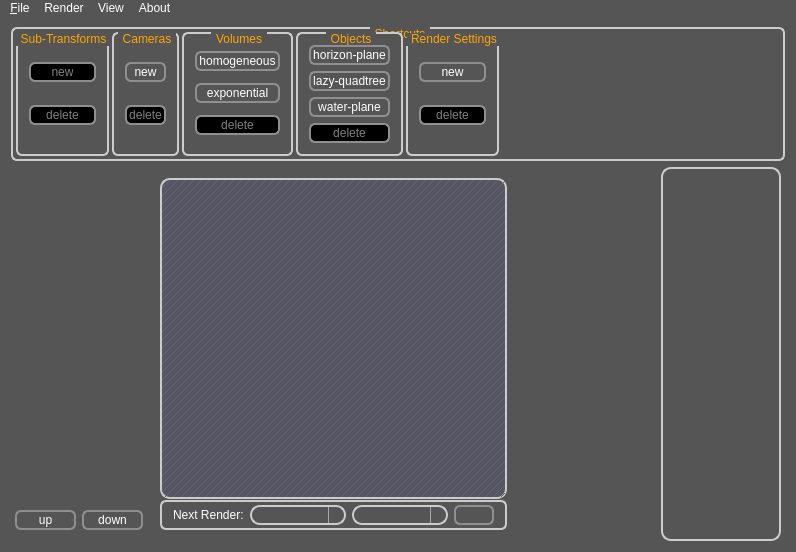
Above: src/qt-frontend/SimplexGui/mainwindow.ui from phresnel/picogen before the change. Below: the same form after it.
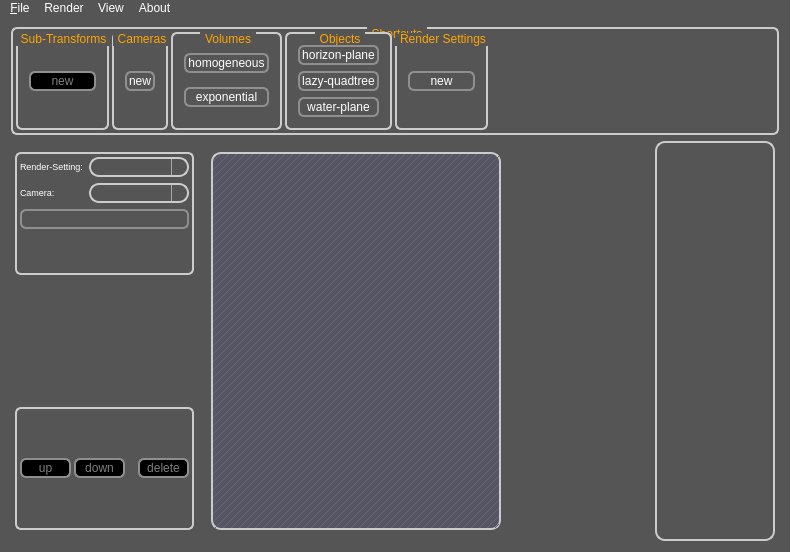
That is the form after the change. Icons and pictures are not drawn. Custom widgets are drawn as their Qt base class.

Patch:
```diff
--- a/src/qt-frontend/SimplexGui/mainwindow.ui
+++ b/src/qt-frontend/SimplexGui/mainwindow.ui
@@ -276,16 +276,6 @@
             </property>
            </widget>
           </item>
-          <item row="1" column="0">
-           <widget class="QPushButton" name="deleteSubTransformButton">
-            <property name="enabled">
-             <bool>false</bool>
-            </property>
-            <property name="text">
-             <string>delete</string>
-            </property>
-           </widget>
-          </item>
          </layout>
         </widget>
        </item>
@@ -305,16 +295,6 @@
             </property>
            </widget>
           </item>
-          <item row="1" column="0">
-           <widget class="QPushButton" name="deleteCameraButton">
-            <property name="enabled">
-             <bool>false</bool>
-            </property>
-            <property name="text">
-             <string>delete</string>
-            </property>
-           </widget>
-          </item>
          </layout>
         </widget>
        </item>
@@ -344,16 +324,6 @@
             </property>
            </widget>
           </item>
-          <item row="2" column="0">
-           <widget class="QPushButton" name="deleteVolumeButton">
-            <property name="enabled">
-             <bool>false</bool>
-            </property>
-            <property name="text">
-             <string>delete</string>
-            </property>
-           </widget>
-          </item>
          </layout>
         </widget>
        </item>
@@ -393,16 +363,6 @@
             </property>
            </widget>
           </item>
-          <item row="3" column="0">
-           <widget class="QPushButton" name="deleteObjectButton">
-            <property name="enabled">
-             <bool>false</bool>
-            </property>
-            <property name="text">
-             <string>delete</string>
-            </property>
-           </widget>
-          </item>
          </layout>
         </widget>
        </item>
@@ -422,16 +382,6 @@
             </property>
            </widget>
           </item>
-          <item row="2" column="0">
-           <widget class="QPushButton" name="deleteRsButton">
-            <property name="enabled">
-             <bool>false</bool>
-            </property>
-            <property name="text">
-             <string>delete</string>
-            </property>
-           </widget>
-          </item>
          </layout>
         </widget>
        </item>
@@ -459,7 +409,7 @@
       <widget class="QWidget" name="verticalLayoutWidget_2">
        <layout class="QVBoxLayout" name="verticalLayout_8">
         <property name="spacing">
-         <number>1</number>
+         <number>4</number>
         </property>
         <property name="leftMargin">
          <number>4</number>
@@ -467,6 +417,95 @@
         <property name="rightMargin">
          <number>4</number>
         </property>
+        <item>
+         <widget class="QGroupBox" name="groupBox">
+          <property name="title">
+           <string/>
+          </property>
+          <layout class="QFormLayout" name="formLayout_2">
+           <property name="fieldGrowthPolicy">
+            <enum>QFormLayout::AllNonFixedFieldsGrow</enum>
+           </property>
+           <property name="margin">
+            <number>3</number>
+           </property>
+           <item row="0" column="0">
+            <widget class="QLabel" name="label_2">
+             <property name="font">
+              <font>
+               <pointsize>7</pointsize>
+              </font>
+             </property>
+             <property name="text">
+              <string>Render-Setting:</string>
+             </property>
+            </widget>
+           </item>
+           <item row="0" column="1">
+            <widget class="QComboBox" name="renderSettingConfig">
+             <property name="minimumSize">
+              <size>
+               <width>96</width>
+               <height>0</height>
+              </size>
+             </property>
+            </widget>
+           </item>
+           <item row="1" column="0">
+            <widget class="QLabel" name="label_3">
+             <property name="font">
+              <font>
+               <pointsize>7</pointsize>
+              </font>
+             </property>
+             <property name="text">
+              <string>Camera:</string>
+             </property>
+            </widget>
+           </item>
+           <item row="1" column="1">
+            <widget class="QComboBox" name="cameraConfig">
+             <property name="minimumSize">
+              <size>
+               <width>96</width>
+               <height>0</height>
+              </size>
+             </property>
+            </widget>
+           </item>
+           <item row="2" column="0" colspan="2">
+            <widget class="QPushButton" name="renderButton">
+             <property name="sizePolicy">
+              <sizepolicy hsizetype="Preferred" vsizetype="Fixed">
+               <horstretch>0</horstretch>
+               <verstretch>0</verstretch>
+              </sizepolicy>
+             </property>
+             <property name="text">
+              <string/>
+             </property>
+             <property name="icon">
+              <iconset resource="resources.qrc">
+               <normaloff>:/playStopPauseEtc/resources/nuove_play_24x24.png</normaloff>:/playStopPauseEtc/resources/nuove_play_24x24.png</iconset>
+             </property>
+             <property name="iconSize">
+              <size>
+               <width>16</width>
+               <height>16</height>
+              </size>
+             </property>
+            </widget>
+           </item>
+          </layout>
+         </widget>
+        </item>
+        <item>
+         <layout class="QFormLayout" name="formLayout">
+          <property name="fieldGrowthPolicy">
+           <enum>QFormLayout::AllNonFixedFieldsGrow</enum>
+          </property>
+         </layout>
+        </item>
         <item>
          <widget class="QtTreePropertyBrowser" name="settings" native="true">
           <property name="sizePolicy">
@@ -478,7 +517,7 @@
           <property name="minimumSize">
            <size>
             <width>128</width>
-            <height>324</height>
+            <height>0</height>
            </size>
           </property>
           <property name="maximumSize">
@@ -493,22 +532,65 @@
          </widget>
         </item>
         <item>
-         <layout class="QHBoxLayout" name="horizontalLayout_3">
-          <item>
-           <widget class="QPushButton" name="moveUpButton">
-            <property name="text">
-             <string>up</string>
-            </property>
-           </widget>
-          </item>
-          <item>
-           <widget class="QPushButton" name="moveDownButton">
-            <property name="text">
-             <string>down</string>
-            </property>
-           </widget>
-          </item>
-         </layout>
+         <widget class="QGroupBox" name="groupBox_2">
+          <property name="title">
+           <string/>
+          </property>
+          <layout class="QHBoxLayout" name="horizontalLayout_2">
+           <property name="spacing">
+            <number>3</number>
+           </property>
+           <property name="margin">
+            <number>3</number>
+           </property>
+           <item>
+            <widget class="QPushButton" name="moveUpButton">
+             <property name="enabled">
+              <bool>false</bool>
+             </property>
+             <property name="text">
+              <string>up</string>
+             </property>
+            </widget>
+           </item>
+           <item>
+            <widget class="QPushButton" name="moveDownButton">
+             <property name="enabled">
+              <bool>false</bool>
+             </property>
+             <property name="text">
+              <string>down</string>
+             </property>
+            </widget>
+           </item>
+           <item>
+            <spacer name="horizontalSpacer">
+             <property name="orientation">
+              <enum>Qt::Horizontal</enum>
+             </property>
+             <property name="sizeType">
+              <enum>QSizePolicy::Fixed</enum>
+             </property>
+             <property name="sizeHint" stdset="0">
+              <size>
+               <width>10</width>
+               <height>20</height>
+              </size>
+             </property>
+            </spacer>
+           </item>
+           <item>
+            <widget class="QPushButton" name="deleteButton">
+             <property name="enabled">
+              <bool>false</bool>
+             </property>
+             <property name="text">
+              <string>delete</string>
+             </property>
+            </widget>
+           </item>
+          </layout>
+         </widget>
         </item>
        </layout>
       </widget>
@@ -543,84 +625,6 @@
            </property>
           </widget>
          </item>
-         <item>
-          <widget class="QGroupBox" name="groupBox">
-           <property name="title">
-            <string/>
-           </property>
-           <layout class="QHBoxLayout" name="horizontalLayout_2">
-            <property name="topMargin">
-             <number>3</number>
-            </property>
-            <property name="bottomMargin">
-             <number>3</number>
-            </property>
-            <item>
-             <spacer name="horizontalSpacer">
-              <property name="orientation">
-               <enum>Qt::Horizontal</enum>
-              </property>
-              <property name="sizeHint" stdset="0">
-               <size>
-                <width>40</width>
-                <height>20</height>
-               </size>
-              </property>
-             </spacer>
-            </item>
-            <item>
-             <widget class="QLabel" name="label">
-              <property name="text">
-               <string>Next Render:</string>
-              </property>
-             </widget>
-            </item>
-            <item>
-             <widget class="QComboBox" name="renderSettingConfig">
-              <property name="minimumSize">
-               <size>
-                <width>96</width>
-                <height>0</height>
-               </size>
-              </property>
-             </widget>
-            </item>
-            <item>
-             <widget class="QComboBox" name="cameraConfig">
-              <property name="minimumSize">
-               <size>
-                <width>96</width>
-                <height>0</height>
-               </size>
-              </property>
-             </widget>
-            </item>
-            <item>
-             <widget class="QPushButton" name="renderButton">
-              <property name="sizePolicy">
-               <sizepolicy hsizetype="Preferred" vsizetype="Fixed">
-                <horstretch>0</horstretch>
-                <verstretch>0</verstretch>
-               </sizepolicy>
-              </property>
-              <property name="text">
-               <string/>
-              </property>
-              <property name="icon">
-               <iconset>
-                <normaloff>:/playStopPauseEtc/resources/nuove_play_24x24.png</normaloff>:/playStopPauseEtc/resources/nuove_play_24x24.png</iconset>
-              </property>
-              <property name="iconSize">
-               <size>
-                <width>16</width>
-                <height>16</height>
-               </size>
-              </property>
-             </widget>
-            </item>
-           </layout>
-          </widget>
-         </item>
         </layout>
        </widget>
        <widget class="QFrame" name="codeEditorFrameOuter">
```
Left out of the diff: 34 changed lines with no effect on the pictures.
